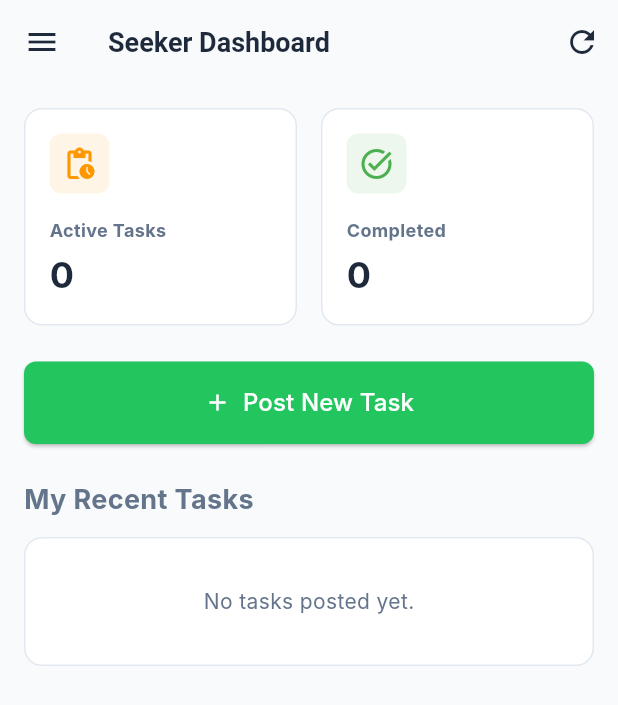
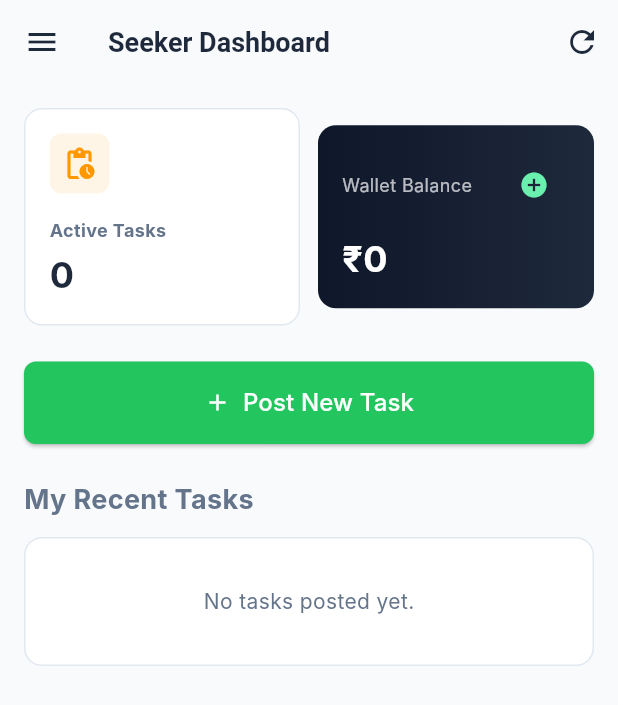
Before and after one commit to charanbhargav6/Quickaid, a Flutter app: the SeekerDashboard screen opened by its route, on a phone screen of 412 x 824 dp. Shown: the top 705 px of the screen. Run offline on Flutter 3.47's test engine with Material 3 defaults, Android fonts, the phone set to English and light mode, and no system bars; our stand-ins replace flutter_dotenv, flutter_map, image_picker, latlong2, supabase_flutter; accounts and stored records are empty; Roboto replaces fonts that are missing (Inter).

Commit message:
Phase 4: Add Simulated Wallet and Secure Backend Transactions

```diff
--- a/app/lib/screens/helper/helper_dashboard.dart
+++ b/app/lib/screens/helper/helper_dashboard.dart
@@ -70,7 +70,7 @@ class _HelperDashboardState extends State<HelperDashboard> {
     }
 
     final tasksDone = _myTasks.where((t) => t['status'] == 'completed').length;
-    final totalEarned = _myTasks.where((t) => t['status'] == 'completed').fold(0.0, (sum, t) => sum + (num.tryParse(t['pay']?.toString() ?? '0') ?? 0));
+    final totalEarned = double.tryParse(_currentUser['wallet_balance']?.toString() ?? '0') ?? 0.0;
 
     return Scaffold(
       drawer: AppDrawer(user: _currentUser),
@@ -130,7 +130,7 @@ class _HelperDashboardState extends State<HelperDashboard> {
             children: [
               Expanded(child: _buildStatCard('Tasks Done', done.toString(), Icons.task_alt, Colors.blue)),
               const SizedBox(width: 16),
-              Expanded(child: _buildStatCard('Earned', '₹${earned.toStringAsFixed(0)}', Icons.payments, Colors.green)),
+              Expanded(child: _buildStatCard('Wallet', '₹${earned.toStringAsFixed(0)}', Icons.account_balance_wallet, Colors.green)),
             ],
           ),
         ),
--- a/app/lib/screens/seeker/seeker_dashboard.dart
+++ b/app/lib/screens/seeker/seeker_dashboard.dart
@@ -51,8 +51,7 @@ class _SeekerDashboardState extends State<SeekerDashboard> {
 
   @override
   Widget build(BuildContext context) {
-    final activeCount = _myTasks.where((t) => t['status'] == 'open' || t['status'] == 'accepted').length;
-    final completedCount = _myTasks.where((t) => t['status'] == 'completed').length;
+    final activeCount = _myTasks.where((t) => t['status'] != 'completed' && t['status'] != 'cancelled').length;
 
     return Scaffold(
       drawer: AppDrawer(user: _currentUser),
@@ -67,12 +66,42 @@ class _SeekerDashboardState extends State<SeekerDashboard> {
           : ListView(
               padding: const EdgeInsets.all(16),
               children: [
-                // Stats
+                // Stats & Wallet
                 Row(
                   children: [
                     Expanded(child: _buildStatCard('Active Tasks', activeCount.toString(), Icons.pending_actions, Colors.orange)),
-                    const SizedBox(width: 16),
-                    Expanded(child: _buildStatCard('Completed', completedCount.toString(), Icons.task_alt, Colors.green)),
+                    const SizedBox(width: 12),
+                    Expanded(
+                      child: Container(
+                        padding: const EdgeInsets.all(16),
+                        decoration: BoxDecoration(
+                          gradient: const LinearGradient(colors: [Color(0xFF0F172A), Color(0xFF1E293B)]),
+                          borderRadius: BorderRadius.circular(12),
+                        ),
+                        child: Column(
+                          crossAxisAlignment: CrossAxisAlignment.start,
+                          children: [
+                            Row(
+                              mainAxisAlignment: MainAxisAlignment.spaceBetween,
+                              children: [
+                                const Text('Wallet Balance', style: TextStyle(color: Colors.white70, fontSize: 12)),
+                                IconButton(
+                                  padding: EdgeInsets.zero,
+                                  constraints: const BoxConstraints(),
+                                  icon: const Icon(Icons.add_circle, color: Colors.greenAccent, size: 20),
+                                  onPressed: () async {
+                                    await SupabaseService.addDemoFunds(500);
+                                    _loadData();
+                                  },
+                                )
+                              ],
+                            ),
+                            const SizedBox(height: 8),
+                            Text('₹${_currentUser['wallet_balance'] ?? '0.0'}', style: const TextStyle(fontSize: 24, fontWeight: FontWeight.bold, color: Colors.white)),
+                          ],
+                        ),
+                      ),
+                    ),
                   ],
                 ),
                 const SizedBox(height: 24),
@@ -394,13 +423,14 @@ class _SeekerDashboardState extends State<SeekerDashboard> {
             ElevatedButton(
               style: ElevatedButton.styleFrom(backgroundColor: const Color(0xFF22C55E)),
               onPressed: isUploading ? null : () async {
-                final pay = double.tryParse(payCtrl.text) ?? 0;
-                if (titleCtrl.text.isEmpty) {
-                  setStateDialog(() => errorText = 'Title is required');
+                final payAmount = double.tryParse(payCtrl.text) ?? 0.0;
+                if (payAmount < 50) {
+                  setStateDialog(() => errorText = 'Minimum pay is ₹50');
                   return;
                 }
-                if (pay < 50) {
-                  setStateDialog(() => errorText = 'Minimum pay is ₹50 to ensure fair compensation.');
+                final currentBalance = double.tryParse(_currentUser['wallet_balance']?.toString() ?? '0') ?? 0.0;
+                if (currentBalance < payAmount) {
+                  setStateDialog(() => errorText = 'Insufficient wallet balance. Please add funds.');
                   return;
                 }
 
@@ -421,7 +451,7 @@ class _SeekerDashboardState extends State<SeekerDashboard> {
                   await SupabaseService.createTask({
                     'title': titleCtrl.text,
                     'description': finalDesc,
-                    'pay': pay,
+                    'pay': payAmount,
                     'category': 'other',
                     'location_name': 'Campus', // Kept for legacy
                     'latitude': selectedLocation.latitude,
```
Also changed, not shown: app/lib/services/supabase_service.dart (+12 -4 lines), 1 other file.
